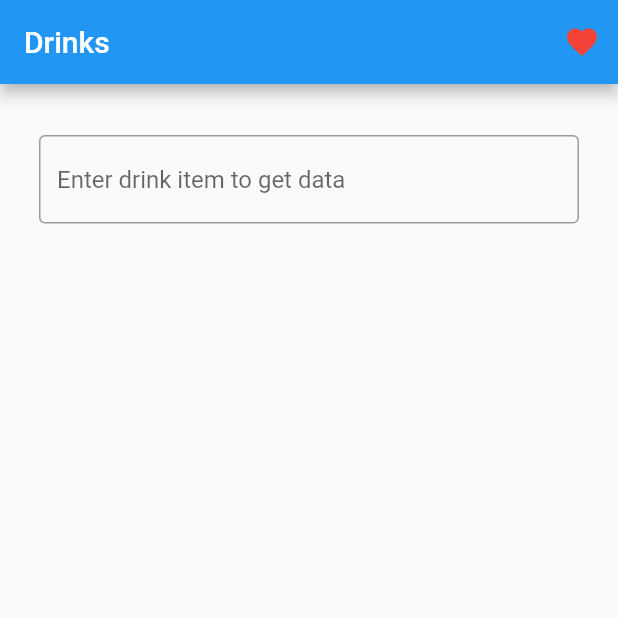
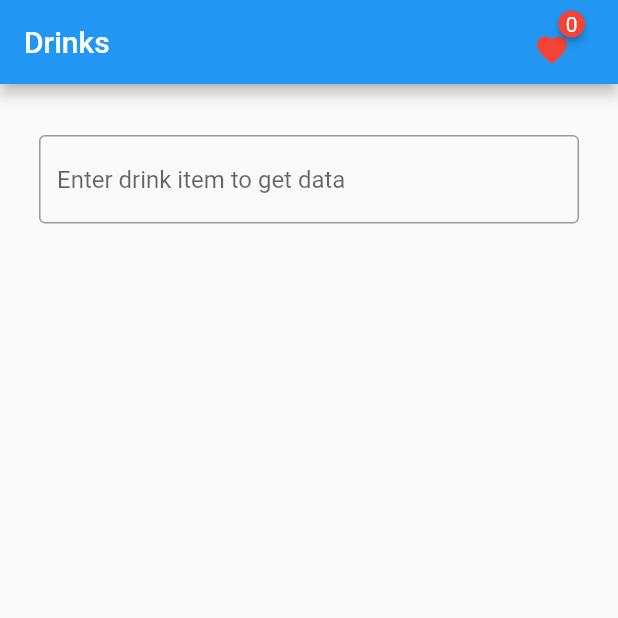
Before and after one commit to banitaparamanik/ailoitteassignment, a Flutter app: the screen it shows after launch, on a phone screen of 412 x 824 dp, the top half of it. Run offline on Flutter 3.47's test engine with Material 2 defaults, Android fonts, the light colour scheme and no system bars; drawn by our look-alikes of badges; our stand-ins replace dartz, dio, equatable, flutter_bloc, go_router, sqflite and 1 more; accounts and stored records are empty.

Commit message:
badge icon with functinality added

```diff
--- a/lib/features/drink_listing/data/models/drink_model.dart
+++ b/lib/features/drink_listing/data/models/drink_model.dart
@@ -5,111 +5,58 @@ part 'drink_model.g.dart';
 @JsonSerializable()
 class DrinkModel extends DrinkEntity {
   const DrinkModel(
-      {bool favorite = false,
-      String? idDrink,
-      String? strDrink,
-      String? strDrinkAlternate,
-      String? strTags,
-      String? strVideo,
-      String? strCategory,
-      String? strIBA,
-      String? strAlcoholic,
-      String? strGlass,
-      String? strInstructionsES,
-      String? strInstructions,
-      String? strInstructionsDE,
-      String? strInstructionsFR,
-      String? strInstructionsIT,
-      String? strInstructionsZHHANS,
-      String? strInstructionsZHHANT,
-      String? strDrinkThumb,
-      String? strIngredient1,
-      String? strIngredient2,
-      String? strIngredient3,
-      String? strIngredient4,
-      String? strIngredient5,
-      String? strIngredient6,
-      String? strIngredient7,
-      String? strIngredient8,
-      String? strIngredient9,
-      String? strIngredient10,
-      String? strIngredient11,
-      String? strIngredient12,
-      String? strIngredient13,
-      String? strIngredient14,
-      String? strIngredient15,
-      String? strMeasure1,
-      String? strMeasure2,
-      String? strMeasure3,
-      String? strMeasure4,
-      String? strMeasure5,
-      String? strMeasure6,
-      String? strMeasure7,
-      String? strMeasure8,
-      String? strMeasure9,
-      String? strMeasure10,
-      String? strMeasure11,
-      String? strMeasure12,
-      String? strMeasure13,
-      String? strMeasure14,
-      String? strMeasure15,
-      String? strImageSource,
-      String? strImageAttribution,
-      String? strCreativeCommonsConfirmed,
-      String? dateModified})
-      : super(
-            idDrink: idDrink,
-            favorite: favorite,
-            strDrink: strDrink,
-            strDrinkAlternate: strDrinkAlternate,
-            strTags: strTags,
-            strVideo: strVideo,
-            strCategory: strCategory,
-            strIBA: strIBA,
-            strAlcoholic: strAlcoholic,
-            strGlass: strGlass,
-            strInstructionsES: strInstructionsES,
-            strInstructions: strInstructions,
-            strInstructionsDE: strInstructionsDE,
-            strInstructionsFR: strInstructionsFR,
-            strInstructionsIT: strInstructionsIT,
-            strInstructionsZHHANS: strInstructionsZHHANS,
-            strInstructionsZHHANT: strInstructionsZHHANT,
-            strDrinkThumb: strDrinkThumb,
-            strIngredient1: strIngredient1,
-            strIngredient2: strIngredient2,
-            strIngredient3: strIngredient3,
-            strIngredient4: strIngredient4,
-            strIngredient5: strIngredient5,
-            strIngredient6: strIngredient6,
-            strIngredient7: strIngredient7,
-            strIngredient8: strIngredient8,
-            strIngredient9: strIngredient9,
-            strIngredient10: strIngredient10,
-            strIngredient11: strIngredient11,
-            strIngredient12: strIngredient12,
-            strIngredient13: strIngredient13,
-            strIngredient14: strIngredient14,
-            strIngredient15: strIngredient15,
-            strMeasure1: strMeasure1,
-            strMeasure2: strMeasure2,
-            strMeasure3: strMeasure3,
-            strMeasure4: strMeasure4,
-            strMeasure5: strMeasure5,
-            strMeasure6: strMeasure6,
-            strMeasure7: strMeasure7,
-            strMeasure8: strMeasure8,
-            strMeasure9: strMeasure9,
-            strMeasure10: strMeasure10,
-            strMeasure11: strMeasure11,
-            strMeasure12: strMeasure12,
-            strMeasure13: strMeasure13,
-            strMeasure14: strMeasure14,
-            strMeasure15: strMeasure15,
-            strImageSource: strImageSource,
-            strImageAttribution: strImageAttribution,
-            strCreativeCommonsConfirmed: strCreativeCommonsConfirmed,
-            dateModified: dateModified);
+      {super.isFavorite,
+      super.idDrink,
+      super.strDrink,
+      super.strDrinkAlternate,
+      super.strTags,
+      super.strVideo,
+      super.strCategory,
+      super.strIBA,
+      super.strAlcoholic,
+      super.strGlass,
+      super.strInstructionsES,
+      super.strInstructions,
+      super.strInstructionsDE,
+      super.strInstructionsFR,
+      super.strInstructionsIT,
+      super.strInstructionsZHHANS,
+      super.strInstructionsZHHANT,
+      super.strDrinkThumb,
+      super.strIngredient1,
+      super.strIngredient2,
+      super.strIngredient3,
+      super.strIngredient4,
+      super.strIngredient5,
+      super.strIngredient6,
+      super.strIngredient7,
+      super.strIngredient8,
+      super.strIngredient9,
+      super.strIngredient10,
+      super.strIngredient11,
+      super.strIngredient12,
+      super.strIngredient13,
+      super.strIngredient14,
+      super.strIngredient15,
+      super.strMeasure1,
+      super.strMeasure2,
+      super.strMeasure3,
+      super.strMeasure4,
+      super.strMeasure5,
+      super.strMeasure6,
+      super.strMeasure7,
+      super.strMeasure8,
+      super.strMeasure9,
+      super.strMeasure10,
+      super.strMeasure11,
+      super.strMeasure12,
+      super.strMeasure13,
+      super.strMeasure14,
+      super.strMeasure15,
+      super.strImageSource,
+      super.strImageAttribution,
+      super.strCreativeCommonsConfirmed,
+      super.dateModified});
 
   factory DrinkModel.fromJson(Map<String, dynamic> json) =>
       _$DrinkModelFromJson(json);
--- a/lib/features/drink_listing/data/repositories/drink_repository.dart
+++ b/lib/features/drink_listing/data/repositories/drink_repository.dart
@@ -65,7 +65,7 @@ class DrinkRepository extends DrinksBaseRepository {
           "strCategory": data["strCategory"] ?? "",
           "strDrink": data["strDrink"] ?? "",
           "strInstructions": data["strInstructions"] ?? "",
-          "isFavorite": true
+          "isFavorite": 1
         });
         return Right(data);
       } else {
@@ -89,4 +89,18 @@ class DrinkRepository extends DrinksBaseRepository {
       throw Left(CacheFailure());
     }
   }
+
+  @override
+  Future<Either<Failure, List<DrinkEntity>>> getFavListCount() async {
+    try {
+      final favList =
+          await dataBaseHelper.fetchAll(tableName: DataBaseHelper.drinkTable);
+      List<DrinkModel> listDrink = List<DrinkModel>.from(favList.map((e) {
+        return DrinkModel.fromJson(e);
+      }));
+      return Right(listDrink);
+    } catch (_) {
+      throw Left(CacheFailure());
+    }
+  }
 }
--- a/lib/features/drink_listing/domain/entities/drink_entity.dart
+++ b/lib/features/drink_listing/domain/entities/drink_entity.dart
@@ -1,7 +1,9 @@
 import 'package:equatable/equatable.dart';
+import 'package:json_annotation/json_annotation.dart';
 
 class DrinkEntity extends Equatable {
-  final bool favorite;
+  @JsonKey(fromJson: boolFromInt, toJson: booltoInt)
+  final bool isFavorite;
   final String? idDrink;
   final String? strDrink;
   final String? strDrinkAlternate;
@@ -54,10 +56,14 @@ class DrinkEntity extends Equatable {
   final String? strCreativeCommonsConfirmed;
   final String? dateModified;
 
+  static bool boolFromInt(int isFavorite) => isFavorite == 1;
+
+  static int booltoInt(bool isFavorite) => isFavorite ? 1 : 0;
+
   const DrinkEntity(
       {this.idDrink,
       this.strDrink,
-      this.favorite = false,
+      this.isFavorite = false,
       this.strDrinkAlternate,
       this.strTags,
       this.strVideo,
--- a/lib/features/drink_listing/domain/repositories/drinks_base_repository.dart
+++ b/lib/features/drink_listing/domain/repositories/drinks_base_repository.dart
@@ -6,4 +6,5 @@ abstract class DrinksBaseRepository {
   Future<Either<Failure, List<DrinkEntity>>> getDrinklist(String searchText);
   Future<Either<Failure, Map<String, dynamic>>> getDrinkById(String idDrink);
   Future<Either<Failure, List<DrinkEntity>>> getFavList();
+  Future<Either<Failure, List<DrinkEntity>>> getFavListCount();
 }
--- /dev/null
+++ b/lib/features/drink_listing/domain/usecases/get_fav_list_count_usecase.dart
@@ -0,0 +1,15 @@
+import 'package:ailoitteassignment/core/error/failures.dart';
+import 'package:ailoitteassignment/core/usecases/use_cases.dart';
+import 'package:ailoitteassignment/features/drink_listing/data/repositories/drink_repository.dart';
+import 'package:ailoitteassignment/features/drink_listing/domain/entities/drink_entity.dart';
+import 'package:dartz/dartz.dart';
+
+class GetFavListCountUseCase implements UseCase<List<DrinkEntity>, NoParams> {
+  final DrinkRepository drinksRepository;
+
+  GetFavListCountUseCase(this.drinksRepository);
+  @override
+  Future<Either<Failure, List<DrinkEntity>>> call(NoParams noParams) async {
+    return await drinksRepository.getFavListCount();
+  }
+}
--- a/lib/features/drink_listing/presentation/bloc/drink_bloc.dart
+++ b/lib/features/drink_listing/presentation/bloc/drink_bloc.dart
@@ -4,6 +4,7 @@ import 'package:ailoitteassignment/core/usecases/use_cases.dart';
 import 'package:ailoitteassignment/features/drink_listing/domain/entities/drink_entity.dart';
 import 'package:ailoitteassignment/features/drink_listing/domain/usecases/get_drink_by_id_usecase.dart';
 import 'package:ailoitteassignment/features/drink_listing/domain/usecases/get_drinklist_usecase.dart';
+import 'package:ailoitteassignment/features/drink_listing/domain/usecases/get_fav_list_count_usecase.dart';
 import 'package:ailoitteassignment/features/drink_listing/domain/usecases/get_fav_list_usecase.dart';
 import 'package:ailoitteassignment/utils/database_helper.dart';
 import 'package:flutter/foundation.dart';
@@ -13,19 +14,19 @@ part 'drink_event.dart';
 part 'drink_state.dart';
 
 class DrinkBloc extends Bloc<DrinkEvent, DrinkState> {
-  DrinkBloc(this.getDrinkListUseCase, this.getDrinkByIdUseCase,this.getFavListUseCase)
+  DrinkBloc(this.getDrinkListUseCase, this.getDrinkByIdUseCase,
+      this.getFavListUseCase, this.getFavListCountUseCase)
       : super(DrinkInitial()) {
     on<GetDrinksListEvent>(_onGetDrinklistEvent);
     on<GetDrinkItemDetailEvent>(_onGetDrinkItemDetailEvent);
-    on<GetFavList>(_onGetFavList);
-
+    on<GetFavListEvent>(_onGetFavList);
+    on<GetFavListCountEvent>(_onGetFavListCount);
   }
 
   final GetDrinkListUseCase getDrinkListUseCase;
   final GetDrinkByIdUseCase getDrinkByIdUseCase;
   final GetFavListUseCase getFavListUseCase;
-  // final DeleteFavUseCase deleteFavUseCase;
-
+  final GetFavListCountUseCase getFavListCountUseCase;
 
   FutureOr<void> _onGetDrinklistEvent(
       GetDrinksListEvent event, Emitter<DrinkState> emit) async {
@@ -42,12 +43,19 @@ class DrinkBloc extends Bloc<DrinkEvent, DrinkState> {
     print(drinkDetailOrError);
   }
 
-
   FutureOr<void> _onGetFavList(
-      GetFavList event, Emitter<DrinkState> emit) async {
+      GetFavListEvent event, Emitter<DrinkState> emit) async {
     emit(GetFavListLoading());
     final favListDrinkOrError = await getFavListUseCase(NoParams());
+
     emit(favListDrinkOrError.fold(
         (l) => GetFavListFailure(), (r) => GetFavListSuccess(r)));
   }
+
+  FutureOr<void> _onGetFavListCount(
+      GetFavListCountEvent event, Emitter<DrinkState> emit) async {
+    final favListCountOrError = await getFavListCountUseCase(NoParams());
+    emit(favListCountOrError.fold(
+        (l) => GetFavListFailure(), (r) => GetFavListCountSuccess(r)));
+  }
 }
--- a/lib/features/drink_listing/presentation/bloc/drink_event.dart
+++ b/lib/features/drink_listing/presentation/bloc/drink_event.dart
@@ -15,4 +15,6 @@ class GetDrinkItemDetailEvent extends DrinkEvent {
   GetDrinkItemDetailEvent(this.drinkId);
 }
 
-class GetFavList extends DrinkEvent {}
+class GetFavListEvent extends DrinkEvent {}
+
+class GetFavListCountEvent extends DrinkEvent {}
--- a/lib/features/drink_listing/presentation/bloc/drink_state.dart
+++ b/lib/features/drink_listing/presentation/bloc/drink_state.dart
@@ -24,10 +24,15 @@ class DrinkListFailure extends DrinkState {}
 class GetFavListLoading extends DrinkState {}
 
 class GetFavListSuccess extends DrinkState {
-   final List<DrinkEntity> drinkModel;
-
+  final List<DrinkEntity> drinkModel;
 
   GetFavListSuccess(this.drinkModel);
 }
 
+class GetFavListCountSuccess extends DrinkState {
+  final List<DrinkEntity> dbDrinkModel;
+
+  GetFavListCountSuccess(this.dbDrinkModel);
+}
+
 class GetFavListFailure extends DrinkState {}
--- a/lib/features/drink_listing/presentation/views/drink_details_screen.dart
+++ b/lib/features/drink_listing/presentation/views/drink_details_screen.dart
@@ -17,7 +17,7 @@ class _DrinkDetailsScreenState extends State<DrinkDetailsScreen> {
 
   @override
   void initState() {
-    isFavorite = widget.drink.favorite;
+    isFavorite = widget.drink.isFavorite;
     super.initState();
   }
 
--- a/lib/features/drink_listing/presentation/views/drink_list_screen.dart
+++ b/lib/features/drink_listing/presentation/views/drink_list_screen.dart
@@ -1,14 +1,25 @@
-import 'package:ailoitteassignment/features/drink_listing/domain/entities/drink_entity.dart';
+import 'package:ailoitteassignment/features/drink_listing/domain/usecases/get_fav_list_count_usecase.dart';
 import 'package:ailoitteassignment/features/drink_listing/presentation/bloc/drink_bloc.dart';
-import 'package:ailoitteassignment/features/drink_listing/presentation/views/favorite_drink_list.dart';
-import 'package:ailoitteassignment/utils/router/route_paths.dart';
+import 'package:badges/badges.dart';
 import 'package:flutter/material.dart';
 import 'package:flutter_bloc/flutter_bloc.dart';
 import 'package:go_router/go_router.dart';
 
-class DrinkListScreen extends StatelessWidget {
+class DrinkListScreen extends StatefulWidget {
   const DrinkListScreen({super.key});
+
+  @override
+  State<DrinkListScreen> createState() => _DrinkListScreenState();
+}
+
+class _DrinkListScreenState extends State<DrinkListScreen> {
   // final List<DrinkEntity> drinkList;
+  @override
+  void initState() {
+    BlocProvider.of<DrinkBloc>(context).add(GetFavListCountEvent());
+
+    super.initState();
+  }
 
   @override
   Widget build(BuildContext context) {
@@ -20,7 +31,42 @@ class DrinkListScreen extends StatelessWidget {
               "Drinks",
             )),
         actions: <Widget>[
-          BlocListener<DrinkBloc, DrinkState>(
+          BlocConsumer<DrinkBloc, DrinkState>(
+            listenWhen: (oldState, newState) => newState is GetFavListSuccess,
+            listener: (context, state) {
+              if (state is GetFavListSuccess) {
+                FocusManager.instance.primaryFocus?.unfocus();
+                context.push("/home/favoriteDrinkList",
+                    extra: state.drinkModel);
+              }
+            },
+            buildWhen: (oldState, newState) =>
+                newState is GetFavListCountSuccess,
+            builder: (context, state) {
+              return Padding(
+                padding: const EdgeInsets.only(right:20),
+                child: IconButton(
+                  icon: Badge(
+                    badgeContent: state is GetFavListCountSuccess
+                        ? Text("${state.dbDrinkModel.length.toInt()}",style: const TextStyle(color: Colors.white),)
+                        : const Text(""),
+                    child: const Padding(
+                      padding: EdgeInsets.only(top: 10),
+                      child: Icon(
+                        Icons.favorite_sharp,
+                        color: Colors.red,
+                      ),
+                    ),
+                  ),
+                  onPressed: () {
+                    BlocProvider.of<DrinkBloc>(context).add(GetFavListEvent());
+                  },
+                ),
+              );
+            },
+          )
+
+          /*   BlocListener<DrinkBloc, DrinkState>(
             listener: (context, state) {
               if (state is GetFavListSuccess) {
                 FocusManager.instance.primaryFocus?.unfocus();
@@ -29,15 +75,18 @@ class DrinkListScreen extends StatelessWidget {
               }
             },
             child: IconButton(
-              icon: const Icon(
-                Icons.favorite_sharp,
-                color: Colors.red,
+              icon: Badge(
+                badgeContent: Text("3"),
+                child: const Icon(
+                  Icons.favorite_sharp,
+                  color: Colors.red,
+                ),
               ),
               onPressed: () {
-                BlocProvider.of<DrinkBloc>(context).add(GetFavList());
+                BlocProvider.of<DrinkBloc>(context).add(GetFavListEvent());
               },
             ),
-          ),
+          ), */
         ],
       ),
       body: Padding(
--- a/lib/features/drink_listing/presentation/views/favorite_drink_list.dart
+++ b/lib/features/drink_listing/presentation/views/favorite_drink_list.dart
@@ -1,8 +1,6 @@
 import 'package:ailoitteassignment/features/drink_listing/domain/entities/drink_entity.dart';
 import 'package:ailoitteassignment/features/drink_listing/presentation/bloc/drink_bloc.dart';
 import 'package:flutter/material.dart';
-import 'package:flutter/src/widgets/container.dart';
-import 'package:flutter/src/widgets/framework.dart';
 import 'package:flutter_bloc/flutter_bloc.dart';
 import 'package:go_router/go_router.dart';
 
--- a/lib/main.dart
+++ b/lib/main.dart
@@ -1,6 +1,7 @@
 import 'package:ailoitteassignment/features/drink_listing/data/repositories/drink_repository.dart';
 import 'package:ailoitteassignment/features/drink_listing/domain/usecases/get_drink_by_id_usecase.dart';
 import 'package:ailoitteassignment/features/drink_listing/domain/usecases/get_drinklist_usecase.dart';
+import 'package:ailoitteassignment/features/drink_listing/domain/usecases/get_fav_list_count_usecase.dart';
 import 'package:ailoitteassignment/features/drink_listing/domain/usecases/get_fav_list_usecase.dart';
 import 'package:ailoitteassignment/features/drink_listing/presentation/bloc/drink_bloc.dart';
 import 'package:ailoitteassignment/utils/database_helper.dart';
@@ -26,15 +27,14 @@ class MyApp extends StatelessWidget {
   Widget build(BuildContext context) {
     return BlocProvider<DrinkBloc>(
       create: (context) {
-         final drinkRepo = DrinkRepository(NetworkManager(), DataBaseHelper());
+        final drinkRepo = DrinkRepository(NetworkManager(), DataBaseHelper());
         return DrinkBloc(
             GetDrinkListUseCase(drinkRepo),
             GetDrinkByIdUseCase(drinkRepo),
             GetFavListUseCase(drinkRepo),
-            // DeleteFavUseCase(drinkRepo)
-            );
+            GetFavListCountUseCase(drinkRepo));
       },
-          // DrinkBloc(GetDrinkListUseCase(DrinkRepository(NetworkManager()))),
+      // DrinkBloc(GetDrinkListUseCase(DrinkRepository(NetworkManager()))),
       child: MaterialApp.router(
         title: 'Drinks',
         theme: ThemeData(
--- a/pubspec.yaml
+++ b/pubspec.yaml
@@ -44,6 +44,7 @@ dependencies:
   json_annotation: ^4.7.0
   url_strategy: ^0.2.0
   sqflite: ^2.2.2
+  badges: ^2.0.3
 
 dev_dependencies:
   flutter_test:
```
Also changed, not shown: lib/features/drink_listing/data/models/drink_model.g.dart.
